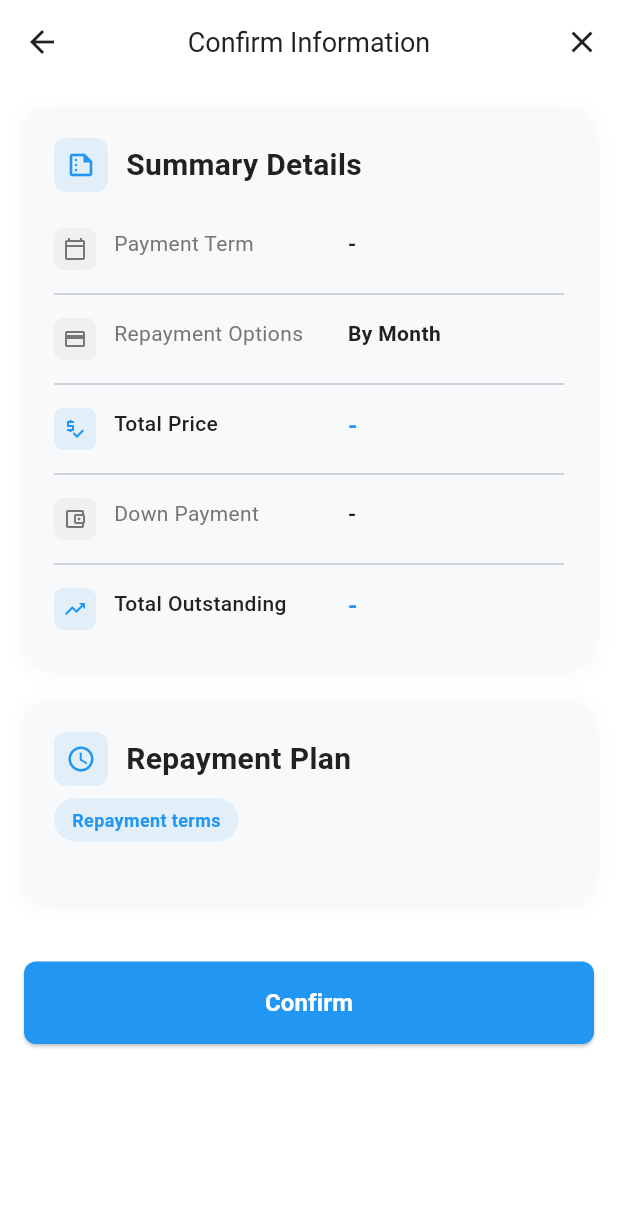
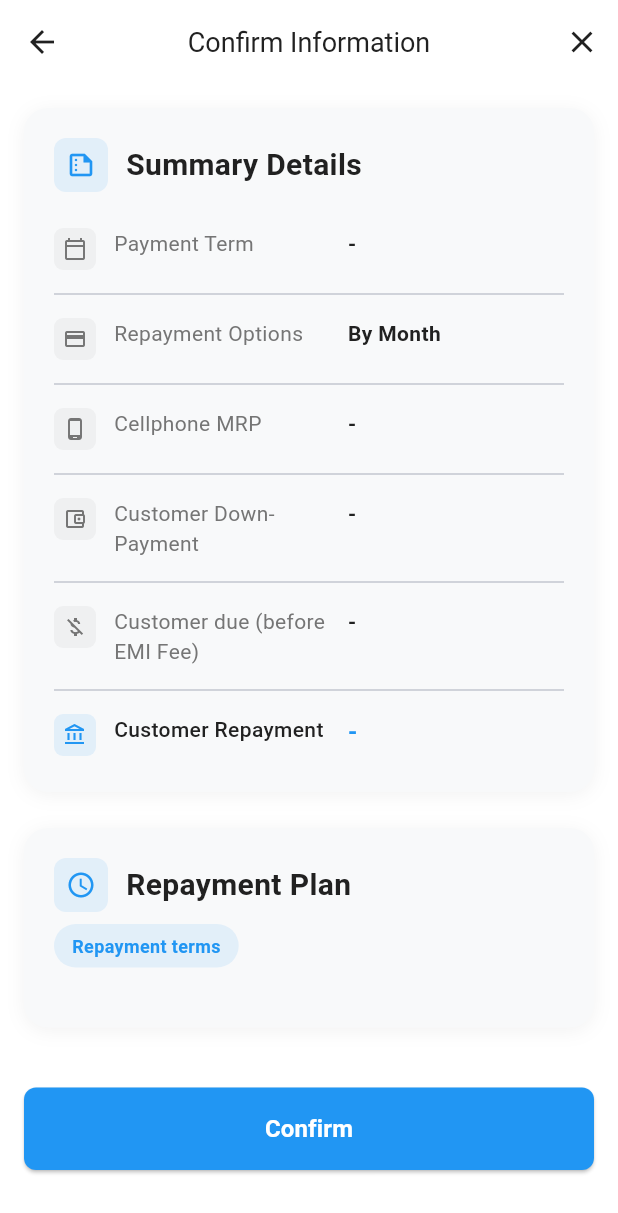
Before and after one commit to muntasir-ifaz574/sahajmobile, a Flutter app: the ConfirmInformationScreen screen opened by its route, on a phone screen of 412 x 824 dp. Shown: the top 1213 px of the screen. Run offline on Flutter 3.47's test engine with Material 3 defaults, Android fonts, the phone set to English and light mode, and no system bars; our stand-ins replace dio, flutter_riverpod, flutter_secure_storage, flutter_svg, go_router, image_picker and 2 more; missing offline and left inert: google_mlkit_text_recognition; accounts and stored records are empty.

Commit message:
change in payment summery

```diff
--- a/lib/features/installment/screens/confirm_information_screen.dart
+++ b/lib/features/installment/screens/confirm_information_screen.dart
@@ -123,6 +123,15 @@ class ConfirmInformationScreen extends ConsumerWidget {
     required double displayTotalOutstanding,
     required String paymentFrequency,
   }) {
+    // Calculate Customer due (before EMI fee) = Cellphone MRP - Down Payment
+    final customerDueBeforeEmi = displayTotalPrice - displayDownPayment;
+    // Customer Repayment = Total Outstanding
+    final customerRepayment = displayTotalOutstanding;
+    // Down payment percent (safe against division by zero)
+    final double downPaymentPercent = displayTotalPrice > 0
+        ? (displayDownPayment / displayTotalPrice) * 100.0
+        : 0.0;
+
     return Container(
       padding: const EdgeInsets.all(20),
       decoration: BoxDecoration(
@@ -166,40 +175,58 @@ class ConfirmInformationScreen extends ConsumerWidget {
           ),
           const SizedBox(height: 20),
 
+          // Payment Term (unchanged)
           _buildDetailRow(
             icon: Icons.calendar_today_outlined,
             label: 'Payment Term',
             value: paymentTerm ?? '-',
           ),
           const Divider(height: 24),
+
+          // Repayment Options (unchanged)
           _buildDetailRow(
             icon: Icons.payment_outlined,
             label: 'Repayment Options',
             value: paymentFrequency == 'weekly' ? 'By Week' : 'By Month',
           ),
           const Divider(height: 24),
+
+          // Cellphone MRP
           _buildDetailRow(
-            icon: Icons.price_check_outlined,
-            label: 'Total Price',
+            icon: Icons.phone_android_outlined,
+            label: 'Cellphone MRP',
             value: displayTotalPrice > 0
                 ? 'TK ${displayTotalPrice.toStringAsFixed(0)}'
                 : '-',
-            highlight: true,
           ),
           const Divider(height: 24),
+
+          // Customer Down-Payment
           _buildDetailRow(
             icon: Icons.account_balance_wallet_outlined,
-            label: 'Down Payment',
+            label: 'Customer Down-Payment',
             value: displayDownPayment > 0
-                ? 'TK ${displayDownPayment.toStringAsFixed(0)}'
+                ? '${downPaymentPercent.toStringAsFixed(1)}% / TK ${displayDownPayment.toStringAsFixed(0)}'
                 : '-',
           ),
           const Divider(height: 24),
+
+          // Customer due (before EMI Fee)
           _buildDetailRow(
-            icon: Icons.trending_up_outlined,
-            label: 'Total Outstanding',
-            value: displayTotalOutstanding > 0
-                ? 'TK ${displayTotalOutstanding.toStringAsFixed(0)}'
+            icon: Icons.money_off_outlined,
+            label: 'Customer due (before EMI Fee)',
+            value: customerDueBeforeEmi > 0
+                ? 'TK ${customerDueBeforeEmi.toStringAsFixed(0)}'
+                : '-',
+          ),
+          const Divider(height: 24),
+
+          // Customer Repayment
+          _buildDetailRow(
+            icon: Icons.account_balance_outlined,
+            label: 'Customer Repayment',
+            value: customerRepayment > 0
+                ? 'TK ${customerRepayment.toStringAsFixed(0)}'
                 : '-',
             highlight: true,
           ),
```
Also changed, not shown: lib/features/installment/screens/payment_terms_screen.dart (+55 -54 lines).
